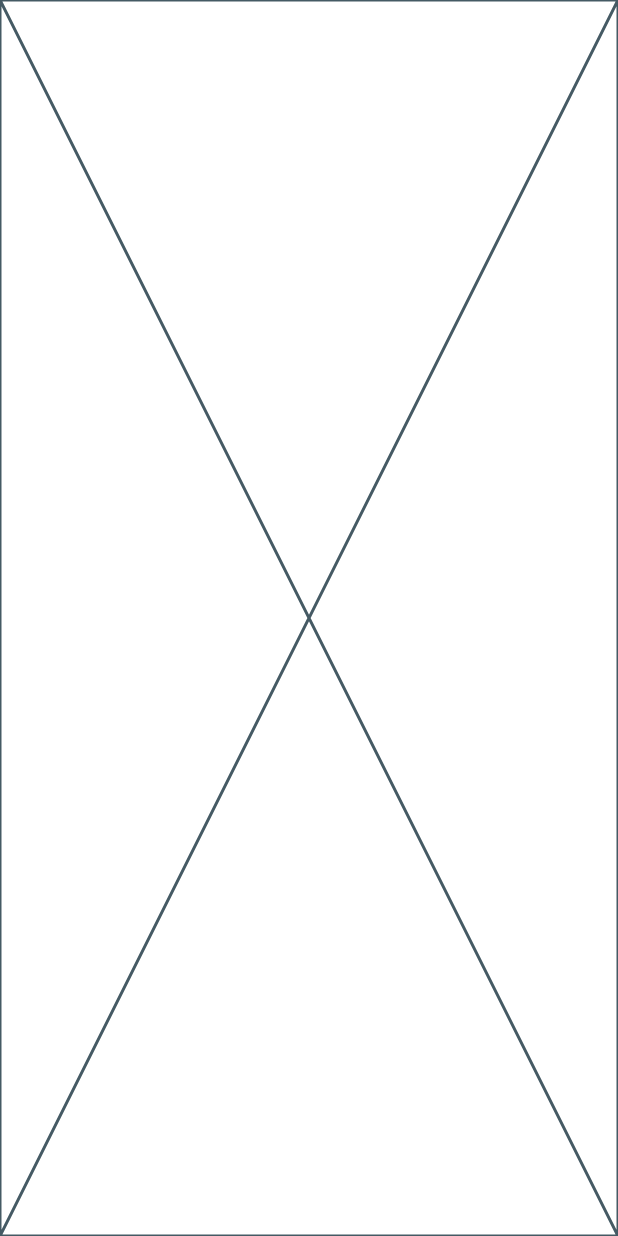
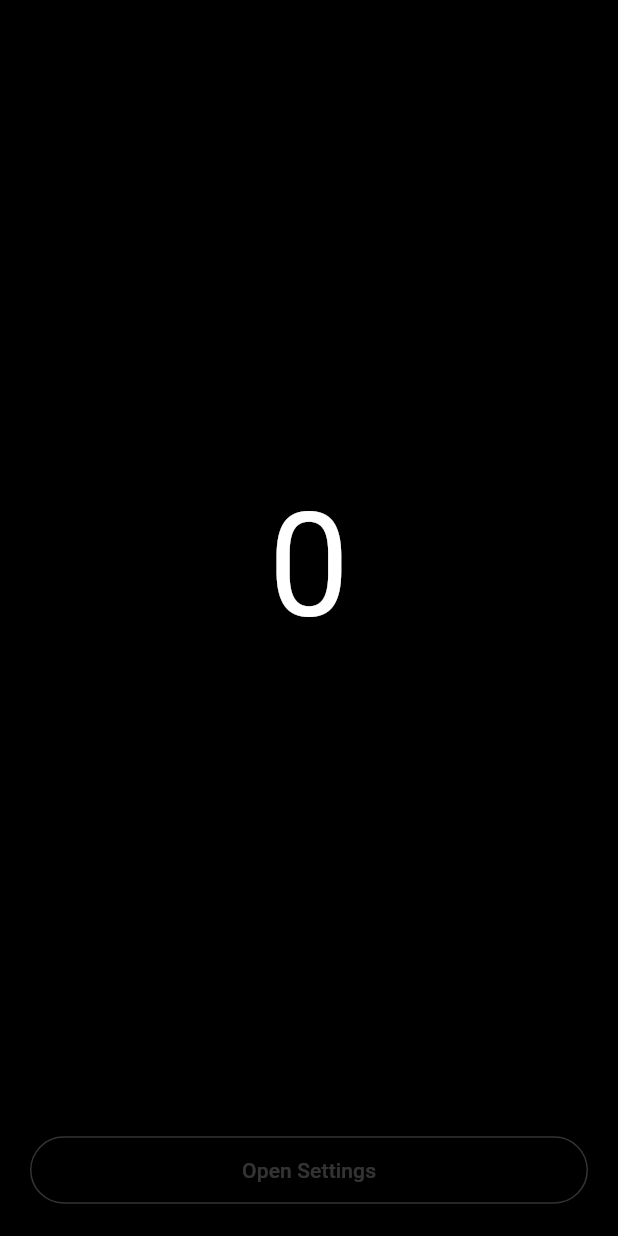
Before and after one commit to call-me-q/emergency-tasbih, a Flutter app: the screen it shows after launch, on a phone screen of 412 x 824 dp. Run offline on Flutter 3.47's test engine with Material 3 defaults, Android fonts, the phone set to English and light mode, and no system bars; our stand-ins replace flutter_bloc; missing offline and left inert: slang; generated files the repository leaves out were written again.

Commit message:
📝 Add fonts and edit documentation

```diff
--- /dev/null
+++ b/assets/i18n/zikr.i18n.yaml
@@ -0,0 +1,3 @@
+home:
+  buttons:
+    settings: Open Settings
--- /dev/null
+++ b/assets/i18n/zikr_id.i18n.yaml
@@ -0,0 +1,3 @@
+home:
+  buttons:
+    settings: Buka Pengaturan
--- a/lib/app.dart
+++ b/lib/app.dart
@@ -1,5 +1,7 @@
 import 'package:flutter/material.dart';
+import 'package:flutter_localizations/flutter_localizations.dart';
 import 'package:zikr/bloc/cubits/counter.dart';
+import 'package:zikr/gen/strings.g.dart';
 import 'package:zikr/pages/home.dart';
 import 'package:flutter_bloc/flutter_bloc.dart';
 
@@ -18,8 +20,12 @@ class App extends StatelessWidget {
     return MultiBlocProvider(
         providers: providers,
         child: MaterialApp(
+          locale: TranslationProvider.of(context).flutterLocale, // use provider
+          supportedLocales: AppLocaleUtils.supportedLocales,
+          localizationsDelegates: GlobalMaterialLocalizations.delegates,
           title: 'Zikr',
           theme: ThemeData(
+            scaffoldBackgroundColor: Colors.black,
             colorScheme: ColorScheme.fromSeed(seedColor: seedColor),
             useMaterial3: true,
           ),
--- a/lib/main.dart
+++ b/lib/main.dart
@@ -1,6 +1,9 @@
 import 'package:flutter/material.dart';
 import 'package:zikr/app.dart';
+import 'package:zikr/gen/strings.g.dart';
 
 void main() {
-  runApp(const App());
+  WidgetsFlutterBinding.ensureInitialized(); // add this
+  LocaleSettings.useDeviceLocale();
+  runApp(TranslationProvider(child: const App()));
 }
--- a/lib/pages/home.dart
+++ b/lib/pages/home.dart
@@ -1,10 +1,44 @@
 import 'package:flutter/material.dart';
+import 'package:flutter_bloc/flutter_bloc.dart';
+import 'package:zikr/bloc/cubits/counter.dart';
+import 'package:zikr/parts/counter_text.dart';
+import 'package:zikr/parts/settings_button.dart';
 
 class HomePage extends StatelessWidget {
   const HomePage({super.key});
 
   @override
   Widget build(BuildContext context) {
-    return const Placeholder();
+    return Scaffold(
+      body: SafeArea(
+        child: GestureDetector(
+          onLongPress: () {
+            context.read<CounterCubit>().reset();
+            print('reset');
+          },
+          onTap: () {
+            context.read<CounterCubit>().increment();
+            print('tapped');
+          },
+          onPanEnd: (details) {
+            context.read<CounterCubit>().increment();
+            print('swiped');
+          },
+          child: Container(
+              width: double.infinity,
+              height: double.infinity,
+              color: Colors.transparent,
+              child: const Column(
+                children: [
+                  Expanded(
+                      child: Center(
+                    child: CounterTextWidget(),
+                  )),
+                  SettingsButton()
+                ],
+              )),
+        ),
+      ),
+    );
   }
 }
--- /dev/null
+++ b/lib/parts/counter_text.dart
@@ -0,0 +1,17 @@
+import 'package:flutter/material.dart';
+import 'package:flutter_bloc/flutter_bloc.dart';
+import 'package:zikr/bloc/cubits/counter.dart';
+
+class CounterTextWidget extends StatelessWidget {
+  const CounterTextWidget({super.key});
+
+  @override
+  Widget build(BuildContext context) {
+    return BlocBuilder<CounterCubit, int>(
+      builder: (context, state) => Text(
+        state.toString(),
+        style: const TextStyle(fontSize: 96, color: Colors.white),
+      ),
+    );
+  }
+}
--- /dev/null
+++ b/lib/parts/settings_button.dart
@@ -0,0 +1,27 @@
+import 'package:flutter/material.dart';
+import 'package:zikr/gen/strings.g.dart';
+
+class SettingsButton extends StatelessWidget {
+  const SettingsButton({super.key});
+
+  @override
+  Widget build(BuildContext context) {
+    return Padding(
+      padding: const EdgeInsets.fromLTRB(20, 0, 20, 20),
+      child: OutlinedButton(
+          style: OutlinedButton.styleFrom(
+              side: const BorderSide(
+                  width: 1, color: Color.fromRGBO(255, 255, 255, 0.2)),
+              minimumSize: const Size.fromHeight(45)),
+          onPressed: () {
+            print('fs');
+          },
+          child: Text(
+            t.home.buttons.settings,
+            style: const TextStyle(
+              color: Color.fromRGBO(255, 255, 255, 0.2),
+            ),
+          )),
+    );
+  }
+}
--- /dev/null
+++ b/slang.yaml
@@ -0,0 +1,3 @@
+base_locale: en
+input_directory: assets/i18n
+input_file_pattern: .i18n.yaml
```
Also changed, not shown: lib/pages/onboarding.dart (+10 -0 lines), lib/pages/settings.dart (+10 -0 lines), pubspec.yaml (+14 -12 lines), assets/fonts/NotoSansArabic-Bold.ttf (added), assets/fonts/NotoSansArabic-ExtraBold.ttf (added), assets/fonts/NotoSansArabic-Regular.ttf (added), assets/fonts/NotoSansArabic-SemiBold.ttf (added), lib/gen/strings.g.dart (added), lib/gen/strings_en.g.dart (added), lib/gen/strings_id.g.dart (added), pubspec.lock, 2 other files.
